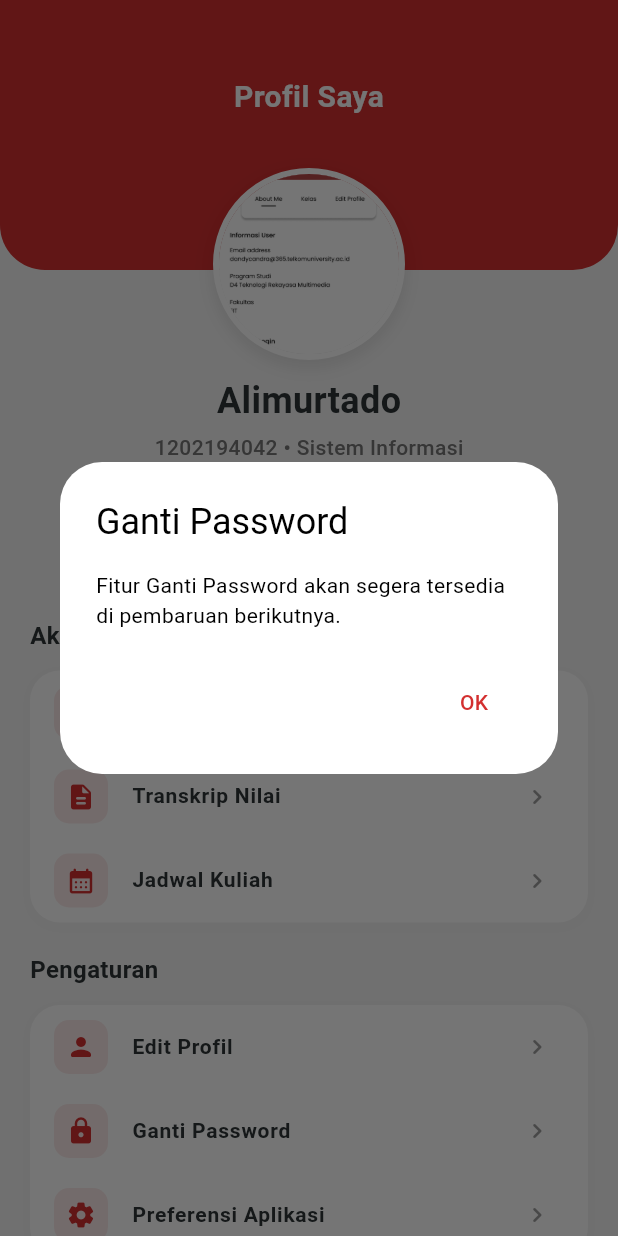
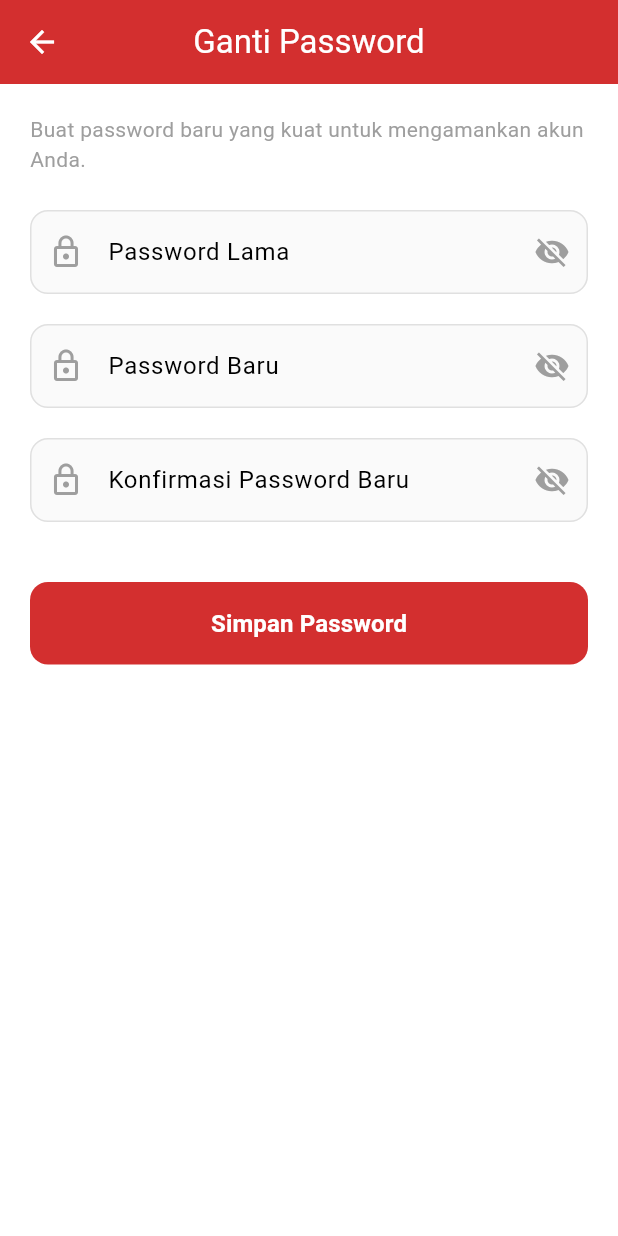
Before and after one commit to mohalimurtado/eduflow, a Flutter app: the ProfileScreen screen opened directly, after a tap on "Ganti Password", on a phone screen of 412 x 824 dp. Run offline on Flutter 3.47's test engine with Material 3 defaults, Android fonts, the phone set to English and light mode, and no system bars.

Commit message:
Feat: Implement Change Password Screen with validation

```diff
--- /dev/null
+++ b/lib/screens/profile/change_password_screen.dart
@@ -0,0 +1,167 @@
+import 'package:flutter/material.dart';
+import '../../theme/app_colors.dart';
+
+class ChangePasswordScreen extends StatefulWidget {
+  const ChangePasswordScreen({super.key});
+
+  @override
+  State<ChangePasswordScreen> createState() => _ChangePasswordScreenState();
+}
+
+class _ChangePasswordScreenState extends State<ChangePasswordScreen> {
+  final _formKey = GlobalKey<FormState>();
+  final _oldPasswordController = TextEditingController();
+  final _newPasswordController = TextEditingController();
+  final _confirmPasswordController = TextEditingController();
+
+  bool _obscureOld = true;
+  bool _obscureNew = true;
+  bool _obscureConfirm = true;
+
+  @override
+  Widget build(BuildContext context) {
+    return Scaffold(
+      backgroundColor: Colors.white,
+      appBar: AppBar(
+        title: const Text('Ganti Password'),
+        backgroundColor: AppColors.primary,
+        foregroundColor: Colors.white,
+        elevation: 0,
+      ),
+      body: SingleChildScrollView(
+        padding: const EdgeInsets.all(20),
+        child: Form(
+          key: _formKey,
+          child: Column(
+            crossAxisAlignment: CrossAxisAlignment.start,
+            children: [
+              const Text(
+                'Buat password baru yang kuat untuk mengamankan akun Anda.',
+                style: TextStyle(color: Colors.grey, fontSize: 14),
+              ),
+              const SizedBox(height: 24),
+
+              _buildPasswordField(
+                label: 'Password Lama',
+                controller: _oldPasswordController,
+                obscureText: _obscureOld,
+                onToggleVisibility: () {
+                  setState(() => _obscureOld = !_obscureOld);
+                },
+              ),
+              const SizedBox(height: 20),
+
+              _buildPasswordField(
+                label: 'Password Baru',
+                controller: _newPasswordController,
+                obscureText: _obscureNew,
+                onToggleVisibility: () {
+                  setState(() => _obscureNew = !_obscureNew);
+                },
+                validator: (value) {
+                  if (value == null || value.isEmpty) {
+                    return 'Password baru tidak boleh kosong';
+                  }
+                  if (value.length < 8) {
+                    return 'Password minimal 8 karakter';
+                  }
+                  return null;
+                },
+              ),
+              const SizedBox(height: 20),
+
+              _buildPasswordField(
+                label: 'Konfirmasi Password Baru',
+                controller: _confirmPasswordController,
+                obscureText: _obscureConfirm,
+                onToggleVisibility: () {
+                  setState(() => _obscureConfirm = !_obscureConfirm);
+                },
+                validator: (value) {
+                  if (value != _newPasswordController.text) {
+                    return 'Password tidak cocok';
+                  }
+                  return null;
+                },
+              ),
+
+              const SizedBox(height: 40),
+
+              SizedBox(
+                width: double.infinity,
+                child: ElevatedButton(
+                  onPressed: () {
+                    if (_formKey.currentState!.validate()) {
+                      // Mock save functionality
+                      ScaffoldMessenger.of(context).showSnackBar(
+                        const SnackBar(content: Text('Password berhasil diubah')),
+                      );
+                      Navigator.pop(context);
+                    }
+                  },
+                  style: ElevatedButton.styleFrom(
+                    backgroundColor: AppColors.primary,
+                    foregroundColor: Colors.white,
+                    padding: const EdgeInsets.symmetric(vertical: 16),
+                    shape: RoundedRectangleBorder(
+                      borderRadius: BorderRadius.circular(12),
+                    ),
+                    elevation: 0,
+                  ),
+                  child: const Text(
+                    'Simpan Password',
+                    style: TextStyle(fontSize: 16, fontWeight: FontWeight.bold),
+                  ),
+                ),
+              ),
+            ],
+          ),
+        ),
+      ),
+    );
+  }
+
+  Widget _buildPasswordField({
+    required String label,
+    required TextEditingController controller,
+    required bool obscureText,
+    required VoidCallback onToggleVisibility,
+    String? Function(String?)? validator,
+  }) {
+    return TextFormField(
+      controller: controller,
+      obscureText: obscureText,
+      validator: validator ?? (value) {
+        if (value == null || value.isEmpty) {
+          return '$label tidak boleh kosong';
+        }
+        return null;
+      },
+      decoration: InputDecoration(
+        labelText: label,
+        prefixIcon: Icon(Icons.lock_outline, color: Colors.grey[500]),
+        suffixIcon: IconButton(
+          icon: Icon(
+            obscureText ? Icons.visibility_off : Icons.visibility,
+            color: Colors.grey[500],
+          ),
+          onPressed: onToggleVisibility,
+        ),
+        border: OutlineInputBorder(
+          borderRadius: BorderRadius.circular(12),
+          borderSide: BorderSide(color: Colors.grey[300]!),
+        ),
+        enabledBorder: OutlineInputBorder(
+          borderRadius: BorderRadius.circular(12),
+          borderSide: BorderSide(color: Colors.grey[300]!),
+        ),
+        focusedBorder: OutlineInputBorder(
+          borderRadius: BorderRadius.circular(12),
+          borderSide: const BorderSide(color: AppColors.primary),
+        ),
+        filled: true,
+        fillColor: Colors.grey[50],
+      ),
+    );
+  }
+}
--- a/lib/screens/profile/profile_screen.dart
+++ b/lib/screens/profile/profile_screen.dart
@@ -5,6 +5,7 @@ import 'edit_profile_screen.dart';
 import 'student_schedule_screen.dart';
 import 'academic_transcript_screen.dart';
 import 'history_study_screen.dart';
+import 'change_password_screen.dart';
 
 class ProfileScreen extends StatelessWidget {
   const ProfileScreen({super.key});
@@ -154,7 +155,10 @@ class ProfileScreen extends StatelessWidget {
                       _buildMenuItem(
                         Icons.lock_rounded,
                         'Ganti Password',
-                        () => _showFeatureDialog(context, 'Ganti Password')
+                        () => Navigator.push(
+                          context,
+                          MaterialPageRoute(builder: (context) => const ChangePasswordScreen()),
+                        ),
                       ),
                       _buildMenuItem(
                         Icons.settings_rounded,
```
